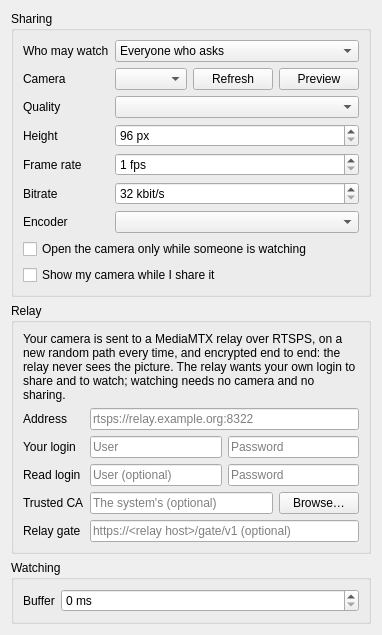
The window that src/mumble/WebcamConfig.ui (d3adb5/mumble) describes before a commit, drawn with Qt 5.
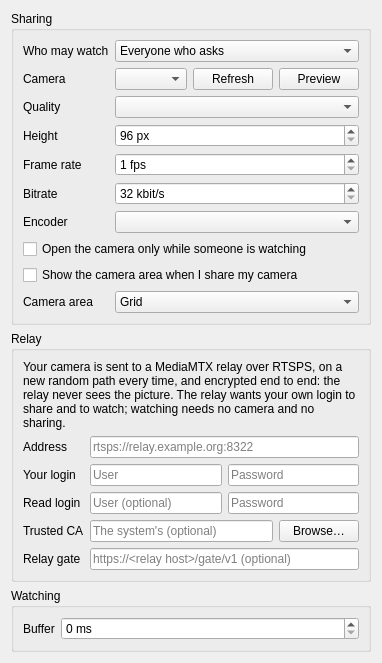
The same window after the commit.

Commit message: FEAT(client): Camera area in the main window, with several cameras at once

What changed in the file:
```diff
--- a/src/mumble/WebcamConfig.ui
+++ b/src/mumble/WebcamConfig.ui
@@ -206,10 +206,42 @@
          <string>Open a window with your own camera when you start sharing. Only you see it; you can also open it from the Self menu.</string>
         </property>
         <property name="text">
-         <string>Show my camera while I share it</string>
+         <string>Show the camera area when I share my camera</string>
         </property>
        </widget>
       </item>
+      <item row="9" column="0">
+       <widget class="QLabel" name="qlLayout">
+        <property name="text">
+         <string>Camera area</string>
+        </property>
+        <property name="buddy">
+         <cstring>qcbLayout</cstring>
+        </property>
+       </widget>
+      </item>
+      <item row="9" column="1">
+       <widget class="QComboBox" name="qcbLayout">
+        <property name="toolTip">
+         <string>How the camera area shows the cameras: all in an equal grid, your own camera small over the others, or the others only. The camera area has the same choice.</string>
+        </property>
+        <item>
+         <property name="text">
+          <string>Grid</string>
+         </property>
+        </item>
+        <item>
+         <property name="text">
+          <string>My camera as picture in picture</string>
+         </property>
+        </item>
+        <item>
+         <property name="text">
+          <string>Hide my camera</string>
+         </property>
+        </item>
+       </widget>
+      </item>
      </layout>
     </widget>
    </item>
```
Left out of the diff: 2 changed lines with no effect on the pictures. The commit also changes 13 other files.
